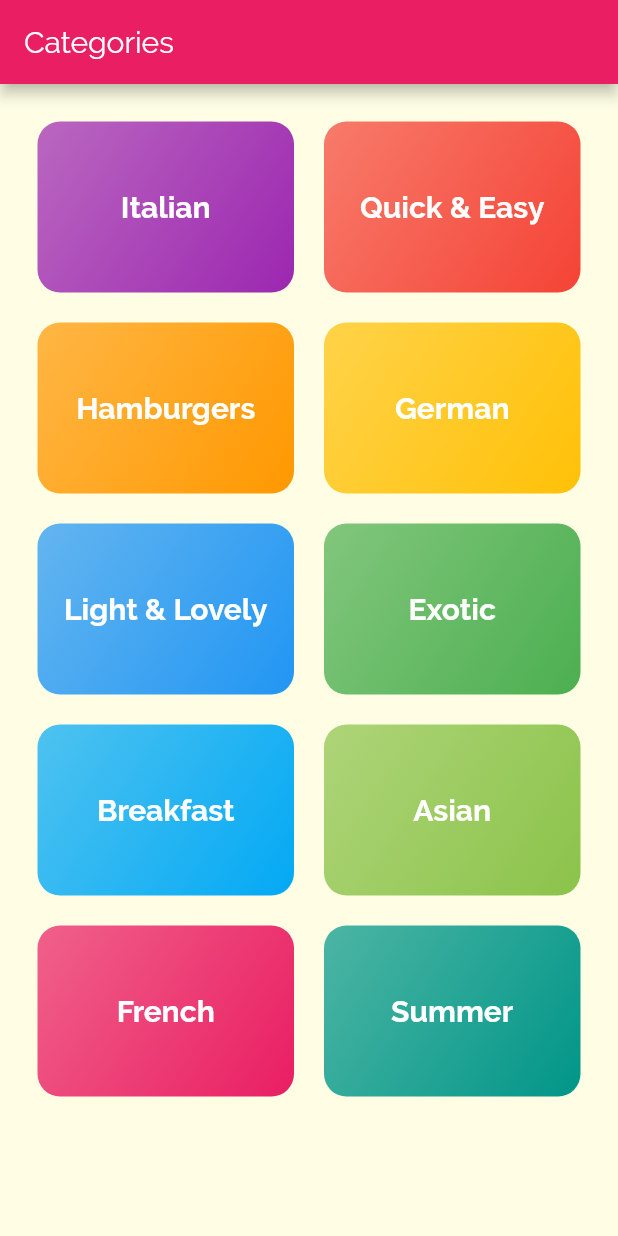
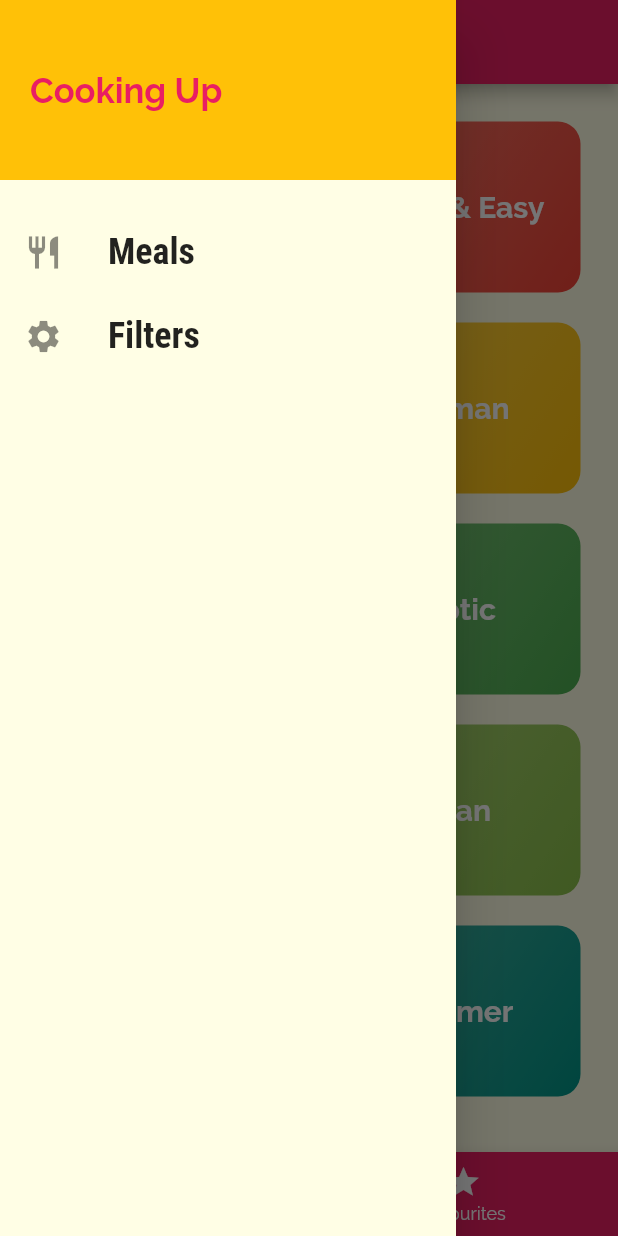
Before and after one commit to phpcodertop/flutter-tutorial-projects, a Flutter app: the screen it shows after launch, with the side drawer open (before the commit the screen has no drawer), on a phone screen of 412 x 824 dp. Run offline on Flutter 3.47's test engine with Material 2 defaults, Android fonts, the phone set to English and light mode, and no system bars.

Commit message:
filters, drawer, tabs screen

```diff
--- a/meals_app/lib/main.dart
+++ b/meals_app/lib/main.dart
@@ -1,11 +1,40 @@
 import 'package:flutter/material.dart';
+import './dummy_data.dart';
+import './models/meal.dart';
 import './screens/meal_detail_screen.dart';
 import './screens/category_meals_screen.dart';
-import './screens/categories_screen.dart';
+import './screens/tabs_screen.dart';
+import './screens/filters_screen.dart';
 
 void main() => runApp(MyApp());
 
-class MyApp extends StatelessWidget {
+class MyApp extends StatefulWidget {
+  @override
+  _MyAppState createState() => _MyAppState();
+}
+
+class _MyAppState extends State<MyApp> {
+  Map<String, bool> _filters = {
+    'gluten' : false,
+    'lactose' : false,
+    'vegan' : false,
+    'vegetarian' : false,
+  };
+  List<Meal> _availableMeals = DUMMY_MEALS;
+
+  void _setFilters(Map<String, bool> filterData) {
+    setState(() {
+      _filters = filterData;
+      _availableMeals = DUMMY_MEALS.where((meal) {
+        if(_filters['gluten'] && !meal.isGlutenFree) return false;
+        if(_filters['lactose'] && !meal.isLactoseFree) return false;
+        if(_filters['vegan'] && !meal.isVegan) return false;
+        if(_filters['vegetarian'] && !meal.isVegetarian) return false;
+        return true;
+      }).toList();
+    });
+  }
+
   @override
   Widget build(BuildContext context) {
     return MaterialApp(
@@ -16,11 +45,11 @@ class MyApp extends StatelessWidget {
         canvasColor: Color.fromRGBO(255, 254, 229, 1),
         fontFamily: 'Raleway',
       ),
-      // home: CategoriesScreen(),
       routes: {
-        '/' : (ctx) => CategoriesScreen(),
-        CategoryMealsScreen.routeName : (ctx) => CategoryMealsScreen(),
+        TabsScreen.routeName : (ctx) => TabsScreen(),
+        CategoryMealsScreen.routeName : (ctx) => CategoryMealsScreen(_availableMeals),
         MealDetailScreen.routeName : (ctx) => MealDetailScreen(),
+        FiltersScreen.routeName : (ctx) => FiltersScreen(_setFilters, _filters),
       },
     );
   }
--- a/meals_app/lib/screens/categories_screen.dart
+++ b/meals_app/lib/screens/categories_screen.dart
@@ -5,11 +5,7 @@ import '../dummy_data.dart';
 class CategoriesScreen extends StatelessWidget {
   @override
   Widget build(BuildContext context) {
-    return Scaffold(
-      appBar: AppBar(
-        title: const Text('Categories'),
-      ),
-      body: GridView(
+    return GridView(
         padding: const EdgeInsets.all(25),
         children: DUMMY_CATEGORIES.map((catData) {
           return CategoryItem(catData.id, catData.title, catData.color);
@@ -19,8 +15,6 @@ class CategoriesScreen extends StatelessWidget {
             childAspectRatio: 3 / 2,
             crossAxisSpacing: 20,
             mainAxisSpacing: 20
-        ),),
-    );
-
+        ),);
   }
 }
--- a/meals_app/lib/screens/category_meals_screen.dart
+++ b/meals_app/lib/screens/category_meals_screen.dart
@@ -1,17 +1,19 @@
 import 'package:flutter/material.dart';
+import '../models/meal.dart';
 import '../widgets/meal_item.dart';
 
-import '../dummy_data.dart';
 
 class CategoryMealsScreen extends StatelessWidget {
   static const routeName = '/categories';
+  final List<Meal> availableMeals;
+  CategoryMealsScreen(this.availableMeals);
 
   @override
   Widget build(BuildContext context) {
     final routeArgs = ModalRoute.of(context).settings.arguments as Map<String, String>;
     final categoryId = routeArgs['id'];
     final categoryTitle = routeArgs['title'];
-    final categoryMeals = DUMMY_MEALS.where((meal) {
+    final categoryMeals = availableMeals.where((meal) {
       return meal.categories.contains(categoryId);
     }).toList();
     return Scaffold(
--- /dev/null
+++ b/meals_app/lib/screens/tabs_screen.dart
@@ -0,0 +1,54 @@
+import 'package:flutter/material.dart';
+import '../widgets/main_drawer.dart';
+import '../screens/categories_screen.dart';
+import './favourites_screen.dart';
+
+class TabsScreen extends StatefulWidget {
+  static const routeName = '/';
+  @override
+  _TabsScreenState createState() => _TabsScreenState();
+}
+
+class _TabsScreenState extends State<TabsScreen> {
+  final List<Map<String, Object>> _pages = [
+    { 'page' : CategoriesScreen(), 'title': 'Categories'},
+    { 'page' : FavouritesScreen(), 'title': 'Favourites'},
+  ];
+
+  int _selectedPageIndex = 0;
+
+
+  void _selectPage(int index) {
+    setState(() {
+      _selectedPageIndex = index;
+    });
+  }
+
+  @override
+  Widget build(BuildContext context) {
+    return Scaffold(
+      drawer: MainDrawer(),
+      appBar: AppBar(
+        title:  Text(_pages[_selectedPageIndex]['title']),
+      ),
+      body: _pages[_selectedPageIndex]['page'],
+      bottomNavigationBar: BottomNavigationBar(
+        backgroundColor: Theme.of(context).primaryColor,
+        unselectedItemColor: Colors.white,
+        selectedItemColor: Theme.of(context).accentColor,
+        currentIndex: _selectedPageIndex,
+        items: [
+          BottomNavigationBarItem(
+            icon: Icon(Icons.category),
+            title: Text('Categories'),
+          ),
+          BottomNavigationBarItem(
+            icon: Icon(Icons.star),
+            title: Text('Favourites'),
+          ),
+        ],
+        onTap: _selectPage,
+      ),
+      );
+  }
+}
--- /dev/null
+++ b/meals_app/lib/widgets/main_drawer.dart
@@ -0,0 +1,57 @@
+import 'package:flutter/material.dart';
+import '../screens/filters_screen.dart';
+import '../screens/tabs_screen.dart';
+
+class MainDrawer extends StatelessWidget {
+
+  @override
+  Widget build(BuildContext context) {
+    return Drawer(
+      child: Column(
+        children: [
+          Container(
+            height: 120, width: double.infinity,
+            padding: EdgeInsets.all(20),
+            alignment: Alignment.centerLeft,
+            color: Theme.of(context).accentColor,
+            child: Text(
+             'Cooking Up',
+              style: TextStyle(
+                fontWeight: FontWeight.bold,
+                fontSize: 23,
+                color: Theme.of(context).primaryColor,
+              ),
+            ),
+          ),
+          SizedBox(height: 20,),
+          ListTile(
+            leading: Icon(Icons.restaurant, size: 26,),
+            title: Text('Meals',
+            style: TextStyle(
+              fontFamily: 'RobotoCondensed',
+              fontSize: 24,
+              fontWeight: FontWeight.bold,
+            ),
+            ),
+            onTap: () {
+              Navigator.of(context).pushReplacementNamed(TabsScreen.routeName);
+            },
+          ),
+          ListTile(
+            leading: Icon(Icons.settings, size: 26,),
+            title: Text('Filters',
+              style: TextStyle(
+                fontFamily: 'RobotoCondensed',
+                fontSize: 24,
+                fontWeight: FontWeight.bold,
+              ),
+            ),
+            onTap: () {
+              Navigator.of(context).pushReplacementNamed(FiltersScreen.routeName);
+            },
+          ),
+        ],
+      ),
+    );
+  }
+}
```
Also changed, not shown: meals_app/lib/screens/favourites_screen.dart (added, +11 -0 lines), meals_app/lib/screens/filters_screen.dart (added, +118 -0 lines).
